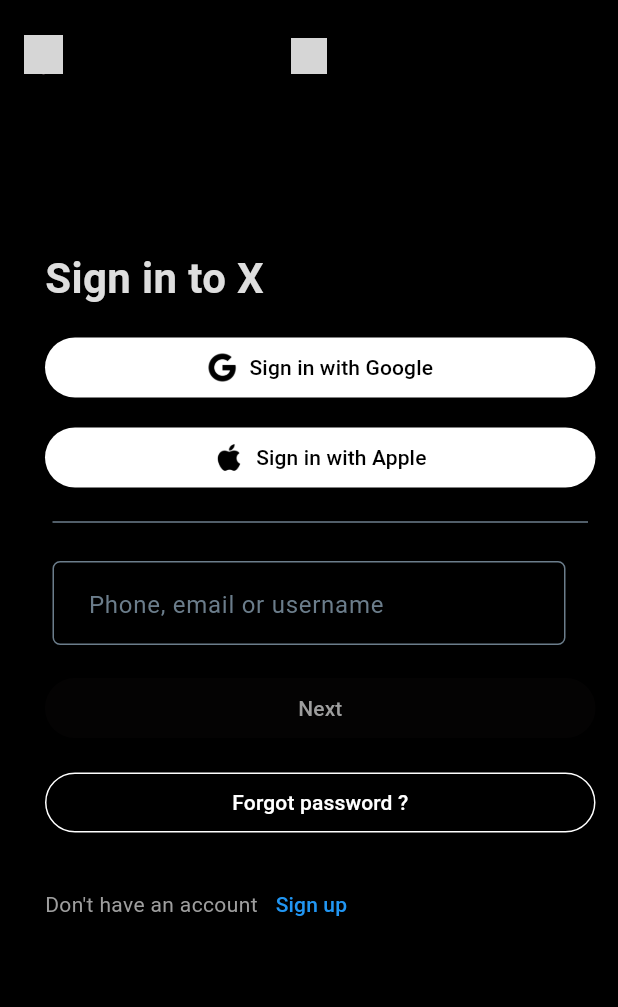
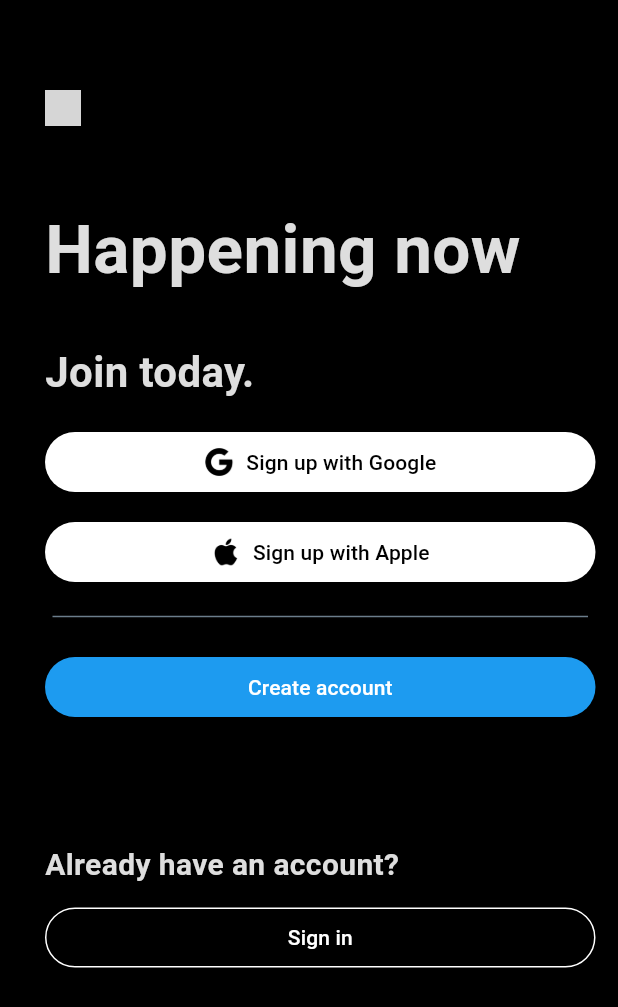
Before and after one commit to Qwitter/Qwitter-Cross-Platform, a Flutter app: the screen it shows after launch, on a phone screen of 412 x 824 dp. Shown: the top 1007 px of the screen. Run offline on Flutter 3.47's test engine with Material 2 defaults, Android fonts, the phone set to English and light mode, and no system bars; our stand-ins replace bootstrap_icons, dotted_border, image_picker, riverpod, video_player; missing offline and left inert: dart:ffi; network calls fail; grey boxes are pictures that could not be loaded.

Commit message:
Authentication <Signup> :
	-added signup_choose_method screen

```diff
--- a/qwitter_flutter_app/lib/main.dart
+++ b/qwitter_flutter_app/lib/main.dart
@@ -10,6 +10,7 @@ import 'package:riverpod/riverpod.dart';
 import 'screens/authentication/complements/change_email_screen.dart';
 import 'screens/authentication/login/login_main_screen.dart';
 import 'screens/authentication/login/login_choose_screen.dart';
+import 'screens/authentication/signup/signup_choose_method_screen.dart';
 
 void main() {
   runApp(const MyApp());
@@ -29,7 +30,7 @@ class MyApp extends StatelessWidget {
         colorScheme: ColorScheme.fromSeed(seedColor: Colors.black),
         useMaterial3: true,
       ),
-      home: const LoginChooseScreen(),
+      home: const SignupChooseMethodScreen(),
     );
   }
 }
--- /dev/null
+++ b/qwitter_flutter_app/lib/screens/authentication/signup/signup_choose_method_screen.dart
@@ -0,0 +1,164 @@
+// import 'dart:js_util';
+
+import 'package:flutter/material.dart';
+import 'package:qwitter_flutter_app/components/basic_widgets/primary_button.dart';
+import 'package:qwitter_flutter_app/components/basic_widgets/custom_icon_button.dart';
+import 'package:qwitter_flutter_app/components/basic_widgets/secondary_button_outlined.dart';
+import 'package:qwitter_flutter_app/components/layout/qwitter_app_bar.dart';
+
+class SignupChooseMethodScreen extends StatefulWidget {
+  const SignupChooseMethodScreen({super.key});
+
+  @override
+  State<SignupChooseMethodScreen> createState() =>
+      _SignupChooseMethodScreenState();
+}
+
+//the text not matching the button size is caused by decorated text widget
+
+class _SignupChooseMethodScreenState extends State<SignupChooseMethodScreen> {
+  final String googleImagePath = 'assets/images/google.png';
+  final String appleImagePath = 'assets/images/apple.png';
+
+  final emailController = TextEditingController();
+  late TextEditingController passController;
+
+  bool isActive = false;
+  void hello() {
+    setState(() {
+      isActive = false;
+    });
+    passController.clear();
+  }
+
+  void forgotPassword() {}
+
+  void signupApple() {}
+
+  void signupGoogle() {}
+
+  void createAccont() {}
+
+  void signIn() {}
+
+  @override
+  void dispose() {
+    super.dispose();
+    passController.dispose();
+  }
+
+  @override
+  void initState() {
+    super.initState();
+    passController = TextEditingController();
+    passController.addListener(() {
+      setState(() {
+        isActive = passController.text.isNotEmpty;
+      });
+    });
+  }
+
+  @override
+  Widget build(BuildContext context) {
+    return Scaffold(
+      body: SingleChildScrollView(
+        child: Container(
+          width: 500,
+          padding: const EdgeInsets.symmetric(vertical: 50, horizontal: 15),
+          child: Column(
+            crossAxisAlignment: CrossAxisAlignment.start,
+            children: [
+              Padding(
+                padding: EdgeInsets.fromLTRB(15, 10, 0, 0),
+                child: Image.network(
+                    'https://freelogopng.com/images/all_img/1690643777twitter-x%20logo-png-white.png',
+                    width: 24,
+                    height: 24),
+              ),
+              SizedBox(
+                height: 50,
+              ),
+              const Padding(
+                padding: EdgeInsets.fromLTRB(15, 0, 0, 0),
+                child: Text(
+                  "Happening now ",
+                  style: TextStyle(
+                    fontSize: 45,
+                    color: Color.fromARGB(255, 222, 222, 222),
+                    fontWeight: FontWeight.w600,
+                  ),
+                ),
+              ),
+              const Padding(
+                padding: EdgeInsets.fromLTRB(15, 30, 0, 0),
+                child: Text(
+                  "Join today.",
+                  style: TextStyle(
+                    fontSize: 28,
+                    color: Color.fromARGB(255, 222, 222, 222),
+                    fontWeight: FontWeight.w600,
+                  ),
+                ),
+              ),
+              Container(
+                padding: const EdgeInsets.fromLTRB(15, 20, 0, 0),
+                width: double.infinity,
+                height: 60,
+                child: CustomIconButton(
+                  text: "Sign up with Google",
+                  onPressed: signupGoogle,
+                  image: googleImagePath,
+                ),
+              ),
+              Container(
+                padding: const EdgeInsets.fromLTRB(15, 20, 0, 0),
+                width: double.infinity,
+                height: 60,
+                child: CustomIconButton(
+                  text: "Sign up with Apple",
+                  onPressed: signupGoogle,
+                  image: appleImagePath,
+                ),
+              ),
+              const SizedBox(height: 15),
+              const Divider(
+                color: Color.fromARGB(255, 107, 125, 139),
+                thickness: 1,
+                indent: 20,
+                endIndent: 5,
+              ),
+              const SizedBox(height: 15),
+              Container(
+                padding: const EdgeInsets.fromLTRB(15, 0, 0, 0),
+                width: double.infinity,
+                child: PrimaryButton(
+                  text: "Create account",
+                  on_pressed: createAccont,
+                ),
+              ),
+              const Padding(
+                padding: EdgeInsets.fromLTRB(15, 80, 0, 0),
+                child: Text(
+                  "Already have an account?",
+                  style: TextStyle(
+                    fontSize: 20,
+                    color: Color.fromARGB(255, 222, 222, 222),
+                    fontWeight: FontWeight.w600,
+                  ),
+                ),
+              ),
+              Container(
+                padding: const EdgeInsets.fromLTRB(15, 10, 0, 0),
+                width: double.infinity,
+                child: SecondaryButtonOutlined(
+                  text: "Sign in",
+                  on_pressed: signIn,
+                ),
+              ),
+            ],
+          ),
+        ),
+      ),
+    );
+  }
+}
```
